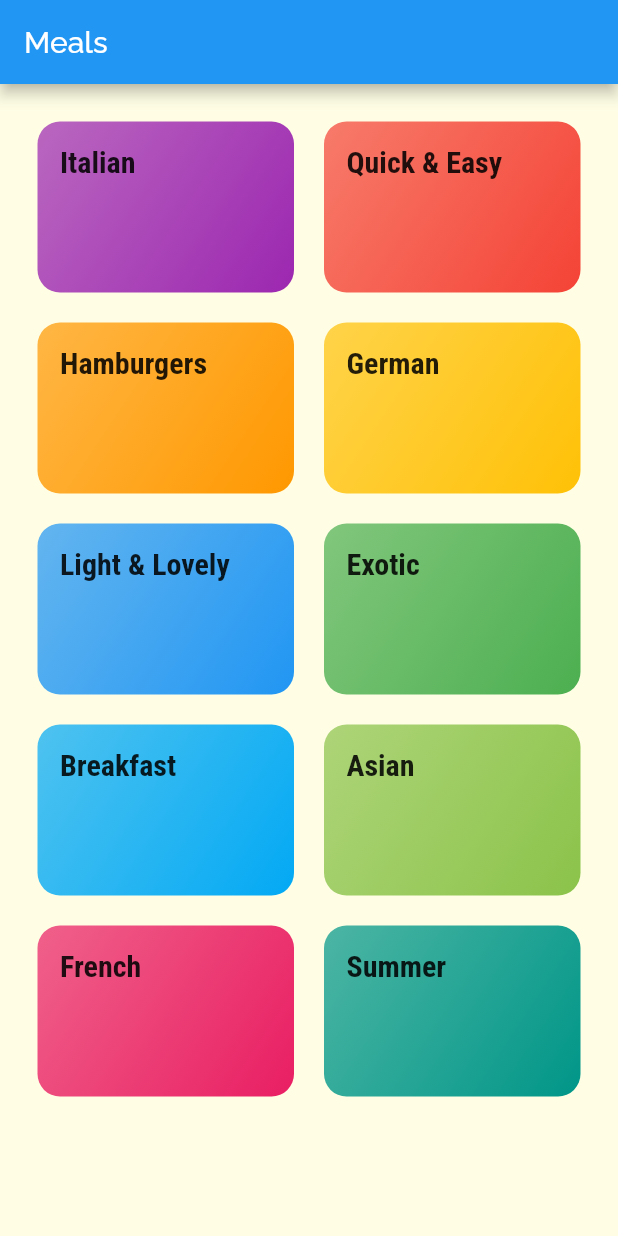
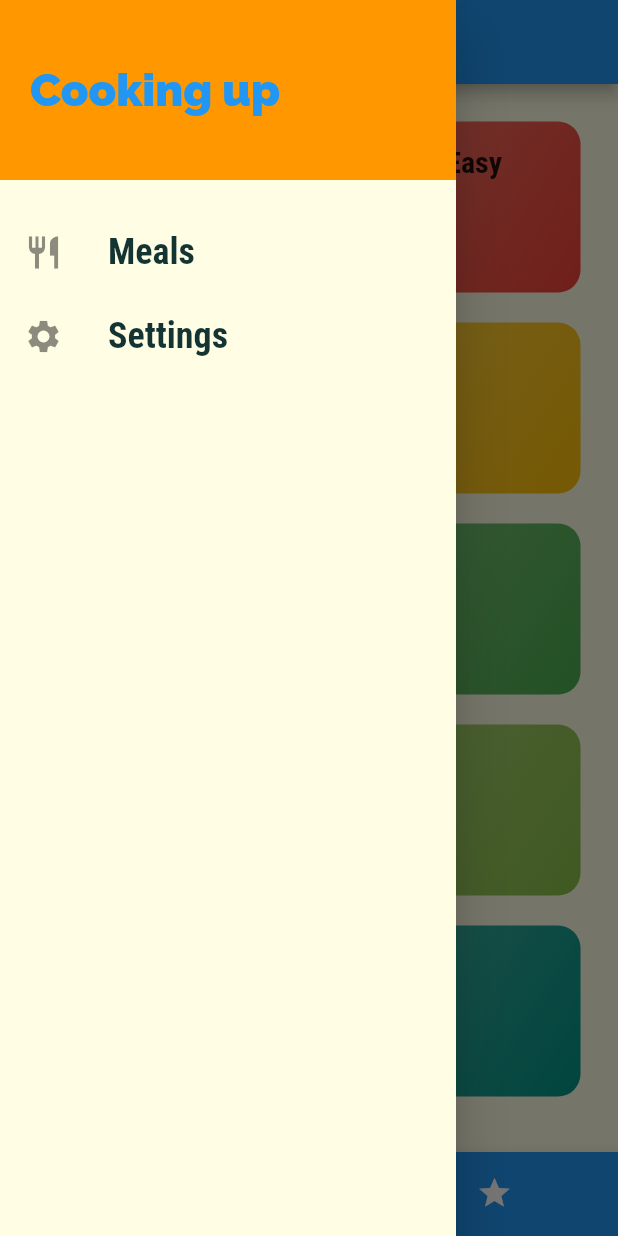
Before and after one commit to Valdemartt/FlutterMealApp, a Flutter app: the screen it shows after launch, with the side drawer open (before the commit the screen has no drawer), on a phone screen of 412 x 824 dp. Run offline on Flutter 3.47's test engine with Material 2 defaults, Android fonts, the phone set to English and light mode, and no system bars.

Commit message:
Finished app

```diff
--- a/lib/main.dart
+++ b/lib/main.dart
@@ -1,18 +1,55 @@
 import 'package:MealApp/screens/categories.dart';
 import 'package:MealApp/screens/category_meals.dart';
+import 'package:MealApp/screens/filters.dart';
 import 'package:MealApp/screens/meal_details.dart';
 import 'package:flutter/material.dart';
+import './screens/tabs.dart';
+import 'data/data.dart';
+import 'models/meal.dart';
 
 void main() => runApp(MyApp());
 
-class MyApp extends StatelessWidget {
+class MyApp extends StatefulWidget {
+  @override
+  _MyAppState createState() => _MyAppState();
+}
+
+class _MyAppState extends State<MyApp> {
+  Map<String, bool> _filters = {
+    'gluten': false,
+    'lactose': false,
+    'vegetarian': false,
+    'vegan': false,
+  };
+  List<Meal> _availableMeals = DUMMY_MEALS;
+
+  void _saveFilters(Map<String, bool> filterData) {
+    setState(() {
+      _filters = filterData;
+      _availableMeals = DUMMY_MEALS.where((meal) {
+        if (_filters['gluten'] && !meal.isGlutenFree) {
+          return false;
+        }
+        if (_filters['lactose'] && !meal.isLactoseFree) {
+          return false;
+        }
+        if (_filters['vegan'] && !meal.isVegan) {
+          return false;
+        }
+        if (_filters["vegetarian"] && !meal.isVegetarian) {
+          return false;
+        }
+      }).toList();
+    });
+  }
+
   @override
   Widget build(BuildContext context) {
     return MaterialApp(
       title: 'DeliMeals',
       theme: ThemeData(
         primarySwatch: Colors.blue,
-        accentColor: Colors.blueAccent,
+        accentColor: Colors.orange,
         canvasColor: const Color.fromRGBO(255, 254, 229, 1),
         fontFamily: "Raleway",
         textTheme: ThemeData.light().textTheme.copyWith(
@@ -32,9 +69,11 @@ class MyApp extends StatelessWidget {
       // home: CategoriesScreen(),
       initialRoute: '/',
       routes: {
-        '/': (ctx) => CategoriesScreen(),
-        CategoryMealsScreen.routeName: (ctx) => CategoryMealsScreen(),
+        '/': (ctx) => TabsScreen(),
+        CategoryMealsScreen.routeName: (ctx) =>
+            CategoryMealsScreen(_availableMeals),
         MealDetails.routeName: (_) => MealDetails(),
+        FiltersScreen.routeName: (_) => FiltersScreen(_saveFilters),
       },
       // onGenerateRoute: (settings) {
       //   print(settings.arguments);
--- a/lib/screens/categories.dart
+++ b/lib/screens/categories.dart
@@ -5,11 +5,7 @@ import "../data/data.dart";
 class CategoriesScreen extends StatelessWidget {
   @override
   Widget build(BuildContext context) {
-    return Scaffold(
-      appBar: AppBar(
-        title: const Text("Meals"),
-      ),
-      body: GridView(
+    return GridView(
       padding: const EdgeInsets.all(25),
       children: DUMMY_CATEGORIES.map((c) {
         return CategoryItem(c);
@@ -20,7 +16,6 @@ class CategoriesScreen extends StatelessWidget {
         crossAxisSpacing: 20,
         mainAxisSpacing: 20,
       ),
-      ),
     );
   }
 }
--- a/lib/screens/meal_details.dart
+++ b/lib/screens/meal_details.dart
@@ -90,6 +90,12 @@ class MealDetails extends StatelessWidget {
           ],
         ),
       ),
+      floatingActionButton: FloatingActionButton(
+        onPressed: () {
+          Navigator.of(context).pop(meal);
+        },
+        child: Icon(Icons.delete),
+      ),
     );
   }
 }
--- a/lib/screens/tabs.dart
+++ b/lib/screens/tabs.dart
@@ -1,19 +1,68 @@
+import 'package:MealApp/screens/favorites.dart';
+import 'package:MealApp/widgets/main_drawer.dart';
 import 'package:flutter/material.dart';
 
-class Tabs extends StatefulWidget {
+import 'categories.dart';
+
+class TabsScreen extends StatefulWidget {
   @override
-  _TabsState createState() => _TabsState();
+  _TabsScreenState createState() => _TabsScreenState();
 }
 
-class _TabsState extends State<Tabs> {
+class _TabsScreenState extends State<TabsScreen> {
+  final List<Map<String, Object>> _pages = [
+    {
+      'page': CategoriesScreen(),
+      'title': "Categories",
+    },
+    {
+      'page': FavoritesScreen(),
+      "title": "Favorites",
+    }
+  ];
+  int _selectedPageIndex = 0;
+  void _selectPage(int index) {
+    setState(() {
+      _selectedPageIndex = index;
+    });
+  }
+
   @override
   Widget build(BuildContext context) {
-    return DefaultTabController(
-        child: Scaffold(
-          appBar: AppBar(
-            title: Text("Meals"),
+    return Scaffold(
+      appBar: AppBar(
+        title: Text(_pages[_selectedPageIndex]['title']),
+      ),
+      drawer: MainDrawer(),
+      body: _pages[_selectedPageIndex]['page'],
+      bottomNavigationBar: BottomNavigationBar(
+        onTap: _selectPage,
+        backgroundColor: Theme.of(context).primaryColor,
+        unselectedItemColor: Colors.white,
+        selectedItemColor: Theme.of(context).accentColor,
+        currentIndex: _selectedPageIndex,
+        type: BottomNavigationBarType.shifting,
+        items: [
+          BottomNavigationBarItem(
+            backgroundColor: Theme.of(context).primaryColor,
+            icon: Icon(
+              Icons.category,
+            ),
+            title: Text(
+              "Categories",
+            ),
           ),
-        ),
-        length: 2);
+          BottomNavigationBarItem(
+            backgroundColor: Theme.of(context).primaryColor,
+            icon: Icon(
+              Icons.star,
+            ),
+            title: Text(
+              "Favorites",
+            ),
+          )
+        ],
+      ),
+    );
   }
 }
--- /dev/null
+++ b/lib/widgets/main_drawer.dart
@@ -0,0 +1,64 @@
+import 'package:MealApp/screens/filters.dart';
+import 'package:flutter/material.dart';
+
+class MainDrawer extends StatelessWidget {
+  Widget _buildListTile(String title, IconData icon, Function onTap) {
+    return ListTile(
+      leading: Icon(
+        icon,
+        size: 26,
+      ),
+      title: Text(
+        title,
+        style: TextStyle(
+            fontFamily: 'RobotoCondensed',
+            fontSize: 24,
+            fontWeight: FontWeight.bold),
+      ),
+      onTap: onTap,
+    );
+  }
+
+  @override
+  Widget build(BuildContext context) {
+    return Drawer(
+      child: Column(
+        children: [
+          Container(
+            height: 120,
+            width: double.infinity,
+            padding: EdgeInsets.all(20),
+            alignment: Alignment.centerLeft,
+            color: Theme.of(context).accentColor,
+            child: Text(
+              "Cooking up",
+              style: TextStyle(
+                fontWeight: FontWeight.w900,
+                fontSize: 30,
+                color: Theme.of(context).primaryColor,
+              ),
+            ),
+          ),
+          SizedBox(
+            height: 20,
+          ),
+          _buildListTile(
+            "Meals",
+            Icons.restaurant,
+            () {
+              Navigator.of(context).pushReplacementNamed('/');
+            },
+          ),
+          _buildListTile(
+            "Settings",
+            Icons.settings,
+            () {
+              Navigator.of(context)
+                  .pushReplacementNamed(FiltersScreen.routeName);
+            },
+          )
+        ],
+      ),
+    );
+  }
+}
```
Also changed, not shown: lib/screens/category_meals.dart (+40 -10 lines), lib/screens/favorites.dart (added, +10 -0 lines), lib/screens/filters.dart (added, +112 -0 lines), lib/widgets/meal_item.dart (+15 -2 lines). Lines whose indentation alone changed are shown as unchanged.
